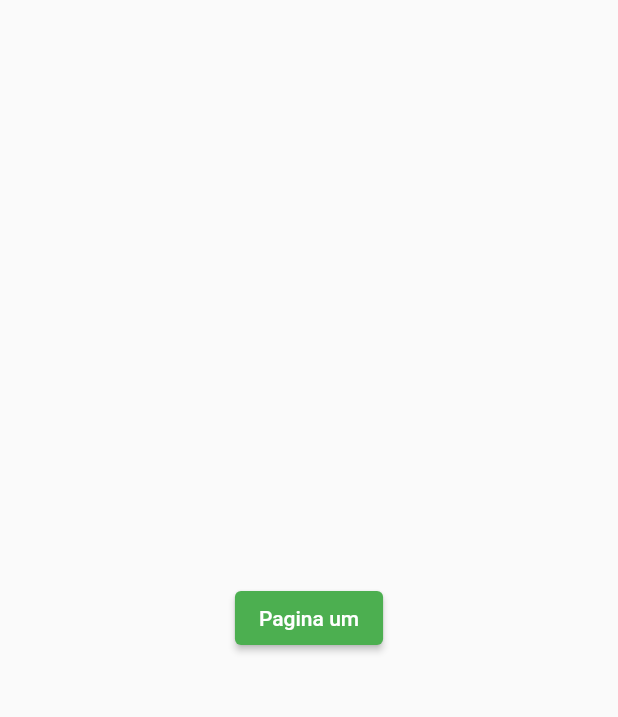
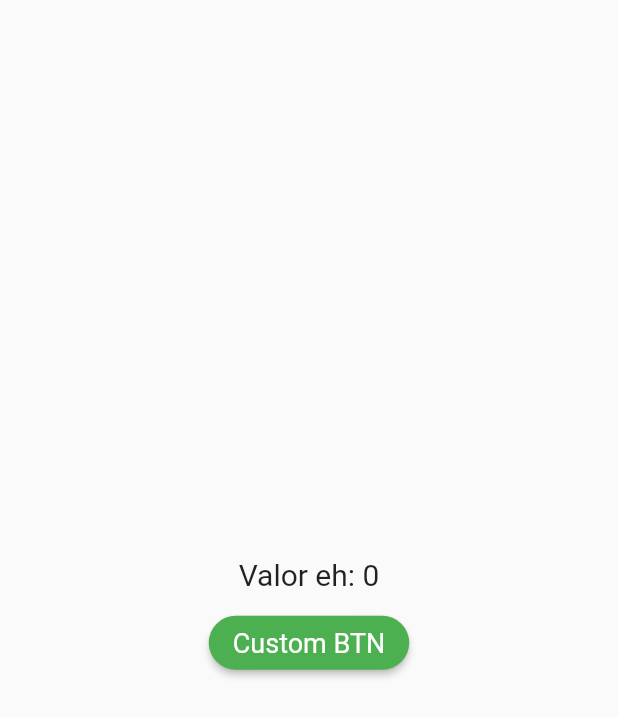
Before and after one commit to Matheus-Tankian/fluttlelvl1, a Flutter app: the screen it shows after launch, on a phone screen of 412 x 824 dp. Shown: the top 717 px of the screen. Run offline on Flutter 3.47's test engine with Material 2 defaults, Android fonts, the phone set to English and light mode, and no system bars.

Commit message:
custom button

```diff
--- /dev/null
+++ b/lib/gerenciamento_de_estado/pagina_um.dart
@@ -0,0 +1,47 @@
+import 'dart:math';
+
+import 'package:flutter/material.dart';
+import 'package:fluttlelvl1/widgets/custom_buttom_widget.dart';
+
+class PaginaUm extends StatefulWidget {
+  const PaginaUm({Key? key}) : super(key: key);
+
+  @override
+  State<PaginaUm> createState() => _PaginaUmState();
+}
+
+class _PaginaUmState extends State<PaginaUm> {
+  int valorAleatorio = 0;
+
+  randon() async {
+    for (int i = 0; i < 10; i++) {
+      await Future.delayed(Duration(seconds: 1));
+      setState(() {
+        valorAleatorio = Random().nextInt(1000);
+      });
+    }
+  }
+
+  @override
+  Widget build(BuildContext context) {
+    return Scaffold(
+      body: Center(
+          child: Column(
+        mainAxisAlignment: MainAxisAlignment.center,
+        children: [
+          Text(
+            "Valor eh: $valorAleatorio",
+            style: const TextStyle(fontSize: 20),
+          ),
+          const SizedBox(height: 10),
+          CustomButtonWidget(
+            disable: false,
+            onPressed: () => randon(),
+            title: "Custom BTN",
+            titleSize: 18,
+          ),
+        ],
+      )),
+    );
+  }
+}
--- a/lib/main.dart
+++ b/lib/main.dart
@@ -1,4 +1,5 @@
 import 'package:flutter/material.dart';
+import 'package:fluttlelvl1/gerenciamento_de_estado/pagina_um.dart';
 import 'package:fluttlelvl1/rotas/onePage.dart';
 import 'package:fluttlelvl1/rotas/towPage.dart';
 //import 'package:fluttlelvl1/todoList/home.dart';
@@ -19,13 +20,13 @@ class MyApp extends StatelessWidget {
       theme: ThemeData(
         primarySwatch: Colors.green,
       ),
-      // home: const Home(),
-      initialRoute: '/onePage',
+      home: const PaginaUm(),
+      // initialRoute: '/onePage',
 
-      routes: {
-        '/onePage': (_) => const OnePage(),
-        '/twoPage': (_) => const TwoPage(),
-      },
+      // routes: {
+      //   '/onePage': (_) => const OnePage(),
+      //   '/twoPage': (_) => const TwoPage(),
+      // },
     );
   }
 }
--- /dev/null
+++ b/lib/widgets/custom_buttom_widget.dart
@@ -0,0 +1,42 @@
+import 'package:flutter/material.dart';
+
+class CustomButtonWidget extends StatelessWidget {
+  final VoidCallback onPressed;
+  final String title;
+  final bool disable;
+  final double? titleSize;
+
+  const CustomButtonWidget({
+    Key? key,
+    required this.onPressed,
+    required this.title,
+    this.disable = false,
+    this.titleSize,
+  }) : super(key: key);
+
+  @override
+  Widget build(BuildContext context) {
+    return ElevatedButton(
+      onPressed: disable ? null : onPressed,
+      child: Text(title),
+      style: ButtonStyle(
+        backgroundColor: MaterialStateProperty.resolveWith<Color>((states) {
+          if (states.contains(MaterialState.disabled)) return Colors.red;
+          if (states.contains(MaterialState.pressed)) return Colors.blue;
+          return Colors.green;
+        }),
+        shape: MaterialStateProperty.all(
+          RoundedRectangleBorder(borderRadius: BorderRadius.circular(30)),
+        ),
+        textStyle: MaterialStateProperty.resolveWith((states) {
+          if (states.contains(MaterialState.pressed))
+            // ignore: curly_braces_in_flow_control_structures
+            return TextStyle(
+              fontSize: titleSize != null ? titleSize! * 2 : 28,
+            );
+          return TextStyle(fontSize: titleSize);
+        }),
+      ),
+    );
+  }
+}
```
